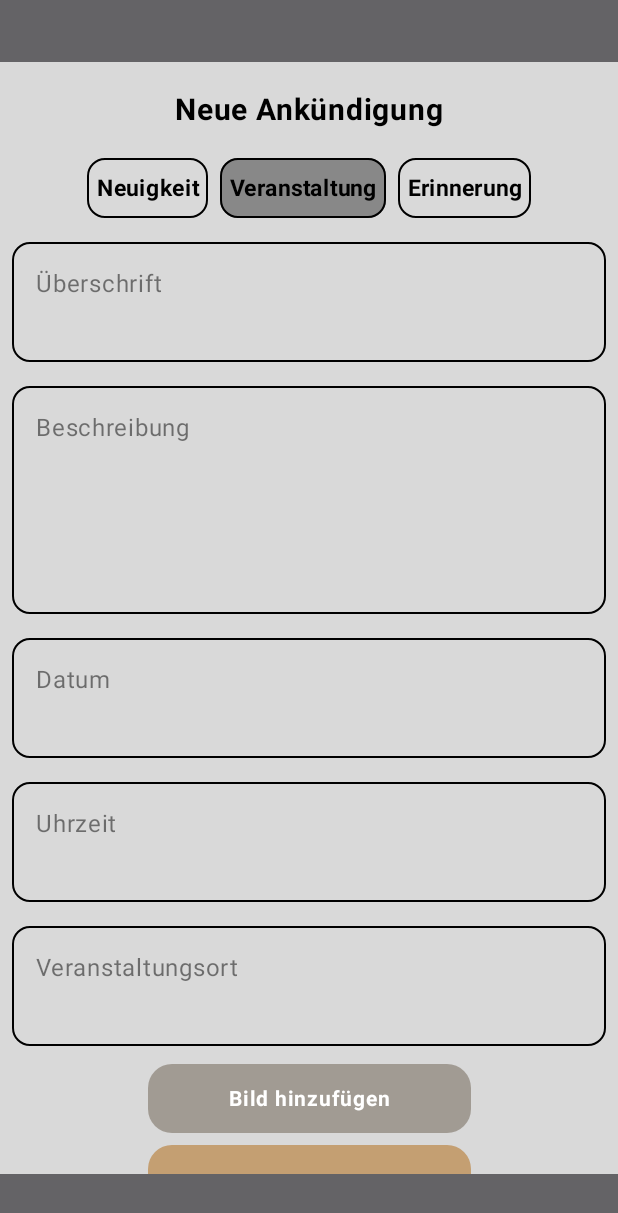
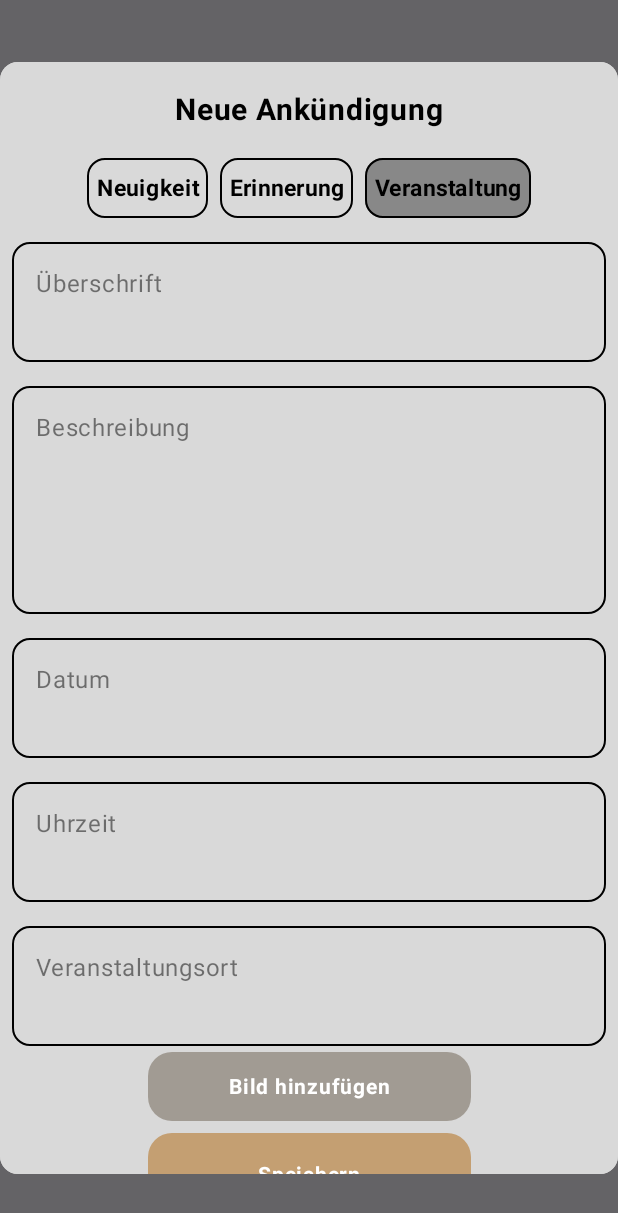
Before and after one commit to JensHuelsenbeck/ChaesStoekli, an Android app built with Jetpack Compose: the composable NewsAddDialog shown on its own in the app's theme, after a tap on "Veranstaltung", on a phone screen of 412 x 824 dp. Shown: the top 1213 px of the screen. Run offline under Robolectric (Android 15) with nearby library versions, the light colour scheme and no system bars; our stand-ins replace Firebase (no records; nobody signed in at launch, a user with empty details on screens opened directly); 3 statements that could not run were skipped; 2 other taps on this screen came first.

Commit message:
kleine UI Fixes und Umbenennungen in News und FireStoreNews

```diff
--- a/app/src/main/java/com/example/cheas_stoeckli/domain/mappers/NewsMapper.kt
+++ b/app/src/main/java/com/example/cheas_stoeckli/domain/mappers/NewsMapper.kt
@@ -11,7 +11,7 @@ object NewsMapper {
             id = dto.id,
             title = dto.title,
             text = dto.text,
-            img = dto.img,
+            imgDownloadPath = dto.imgDownloadPath,
             imgPath = dto.imgPath,
             destination = dto.destination,
             date = dto.date,
@@ -26,7 +26,7 @@ object NewsMapper {
             id = news.id,
             title = news.title,
             text = news.text,
-            img = news.img,
+            imgDownloadPath = news.imgDownloadPath,
             imgPath = news.imgPath,
             destination = news.destination,
             date = news.date,
--- a/app/src/main/java/com/example/cheas_stoeckli/domain/models/FirebaseNews.kt
+++ b/app/src/main/java/com/example/cheas_stoeckli/domain/models/FirebaseNews.kt
@@ -9,7 +9,7 @@ class FirestoreNews(
     val id: String = UUID.randomUUID().toString(),
     val title: String = "",
     val text: String = "",
-    val img: String = "",
+    val imgDownloadPath: String = "",
     val imgPath: String = "",
     val destination: String = "",
     val date: String = "",
--- a/app/src/main/java/com/example/cheas_stoeckli/domain/models/News.kt
+++ b/app/src/main/java/com/example/cheas_stoeckli/domain/models/News.kt
@@ -9,7 +9,7 @@ class News(
     val id: String = UUID.randomUUID().toString(),
     val title: String = "",
     val text: String = "",
-    val img: String = "",
+    val imgDownloadPath: String = "",
     val imgPath: String = "",
     val destination: String = "",
     val date: String = "",
--- a/app/src/main/java/com/example/cheas_stoeckli/ui/components/Dialog/NewsAddDialog.kt
+++ b/app/src/main/java/com/example/cheas_stoeckli/ui/components/Dialog/NewsAddDialog.kt
@@ -4,6 +4,7 @@ import android.net.Uri
 import android.util.Log
 import androidx.activity.compose.rememberLauncherForActivityResult
 import androidx.activity.result.contract.ActivityResultContracts
+import androidx.compose.animation.AnimatedVisibility
 import androidx.compose.foundation.background
 import androidx.compose.foundation.layout.Arrangement
 import androidx.compose.foundation.layout.Box
@@ -18,6 +19,7 @@ import androidx.compose.foundation.lazy.items
 import androidx.compose.foundation.rememberScrollState
 import androidx.compose.foundation.shape.RoundedCornerShape
 import androidx.compose.foundation.verticalScroll
+import androidx.compose.material3.Surface
 import androidx.compose.material3.Text
 import androidx.compose.runtime.Composable
 import androidx.compose.runtime.MutableState
@@ -47,7 +49,7 @@ fun NewsAddDialog(
     val launcher = rememberLauncherForActivityResult(
         contract = ActivityResultContracts.GetContent()
     ) { uri: Uri? ->
-        // Hier passiert aktuell nichts
+
     }
 
 
@@ -60,29 +62,32 @@ fun NewsAddDialog(
     var time = remember { mutableStateOf("") }
     var type by remember { mutableStateOf<NewsKind?>(null) }
 
-
     var imageUri by remember { mutableStateOf<Uri?>(null) }
-
     var isSelected by remember { mutableStateOf(false) }
 
     Dialog(
-        onDismissRequest = {},
+        onDismissRequest = { isDialogOpen.value = false },
+    ) {
+        Surface(
+            shape = RoundedCornerShape(12.dp),
+            color = cardBackgroundPrimary,
+            modifier = Modifier
+                .fillMaxWidth()
+                .fillMaxHeight(0.9f)
         ) {
             Box(
                 contentAlignment = Alignment.TopCenter,
                 modifier = Modifier
-                .background(cardBackgroundPrimary, RoundedCornerShape(12.dp))
-                .fillMaxWidth()
-                .fillMaxHeight(0.9f)
-                .verticalScroll(rememberScrollState())
+                    .verticalScroll(rememberScrollState()),
+
                 ) {
                 Column(
                     horizontalAlignment = Alignment.CenterHorizontally,
                     verticalArrangement = Arrangement.Top,
                     modifier = Modifier
                         .background(cardBackgroundPrimary)
-
                         .fillMaxSize()
+                       // .animateContentSize()
                 ) {
                     Spacer(Modifier.height(20.dp))
                     Text(
@@ -120,7 +125,8 @@ fun NewsAddDialog(
                         maxLines = 5,
                         minLines = 5
                     )
-                if (type == NewsKind.EVENTS || type == NewsKind.REMINDER) {
+                    AnimatedVisibility(visible = type == NewsKind.EVENTS || type == NewsKind.REMINDER) {
+                        Column {
                             DialogTextField(
                                 usedString = date,
                                 label = "Datum",
@@ -136,7 +142,8 @@ fun NewsAddDialog(
                                 minLines = 2
                             )
                         }
-                if (type == NewsKind.EVENTS) {
+                    }
+                    AnimatedVisibility(visible = type == NewsKind.EVENTS) {
                         DialogTextField(
                             usedString = destination,
                             label = "Veranstaltungsort",
@@ -181,3 +188,4 @@ fun NewsAddDialog(
             }
         }
     }
+}
--- a/app/src/main/java/com/example/cheas_stoeckli/ui/components/News/NewsCard.kt
+++ b/app/src/main/java/com/example/cheas_stoeckli/ui/components/News/NewsCard.kt
@@ -62,7 +62,7 @@ fun NewsCard(
         ) {
             Box {
                 AsyncImage(
-                    model = news.img,
+                    model = news.imgDownloadPath,
                     contentDescription = null,
                     contentScale = ContentScale.Crop,
                     placeholder = painterResource(R.drawable.default_image),
@@ -123,7 +123,6 @@ fun NewsCard(
                         fontSize = 12.sp,
                         fontWeight = FontWeight.Bold,
                         color = Color.Black,
-
                         modifier = Modifier
                             .clip(
                                 RoundedCornerShape(
@@ -132,7 +131,6 @@ fun NewsCard(
                             )
                             .background(eventTimeAndDate)
                             .padding(4.dp)
-
                             .align(Alignment.BottomStart)
                     )
                 }
--- a/app/src/main/java/com/example/cheas_stoeckli/ui/enums/NewsKind.kt
+++ b/app/src/main/java/com/example/cheas_stoeckli/ui/enums/NewsKind.kt
@@ -2,8 +2,8 @@ package com.example.cheas_stoeckli.ui.enums
 
 enum class NewsKind(val rawValue: String) {
     NEWS("Neuigkeit"),
-    EVENTS("Veranstaltung"),
-    REMINDER("Erinnerung");
+    REMINDER("Erinnerung"),
+    EVENTS("Veranstaltung");
 
     companion object {
         fun convertRawValue(rawValue: String): NewsKind? {
--- a/app/src/main/java/com/example/cheas_stoeckli/ui/viewModel/NewsAddViewModel.kt
+++ b/app/src/main/java/com/example/cheas_stoeckli/ui/viewModel/NewsAddViewModel.kt
@@ -27,7 +27,7 @@ class NewsAddViewModel(
         val news = News(
             title = title,
             text = text,
-            img = img,
+            imgDownloadPath = img,
             imgPath = imgPath,
             destination = destination,
             date = date,
```
Also changed, not shown: app/src/main/java/com/example/cheas_stoeckli/data/Fake/FakeNews.kt (+10 -10 lines), app/src/main/java/com/example/cheas_stoeckli/ui/viewModel/NewsViewModel.kt (+0 -13 lines). Lines whose indentation alone changed are shown as unchanged.
